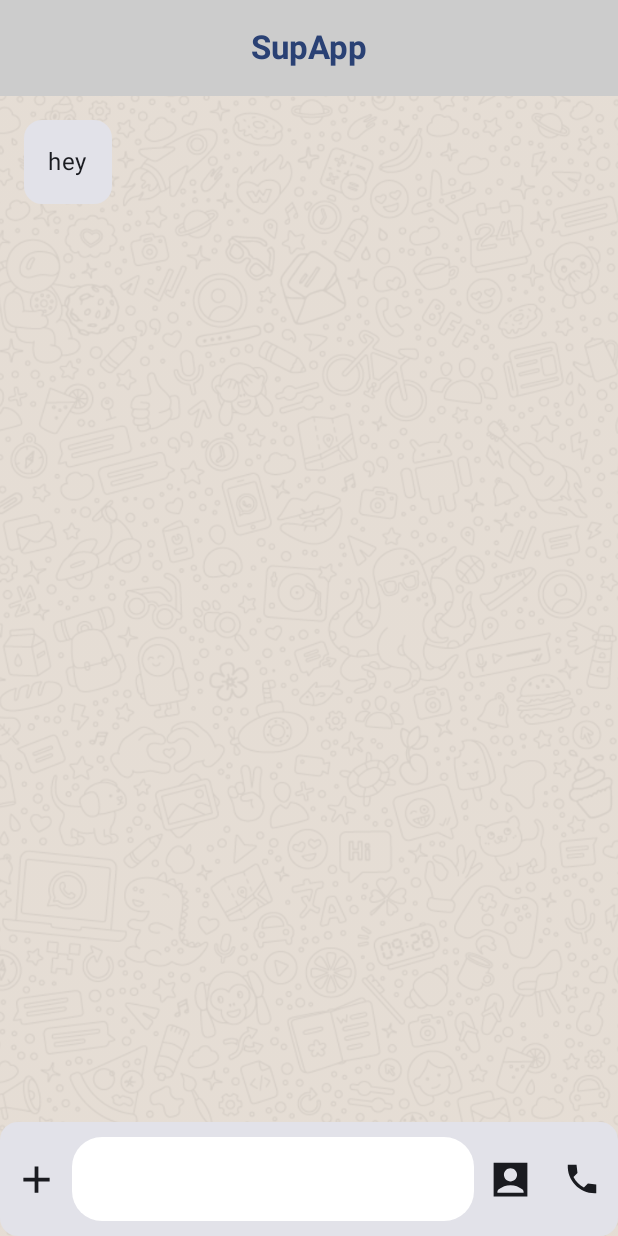
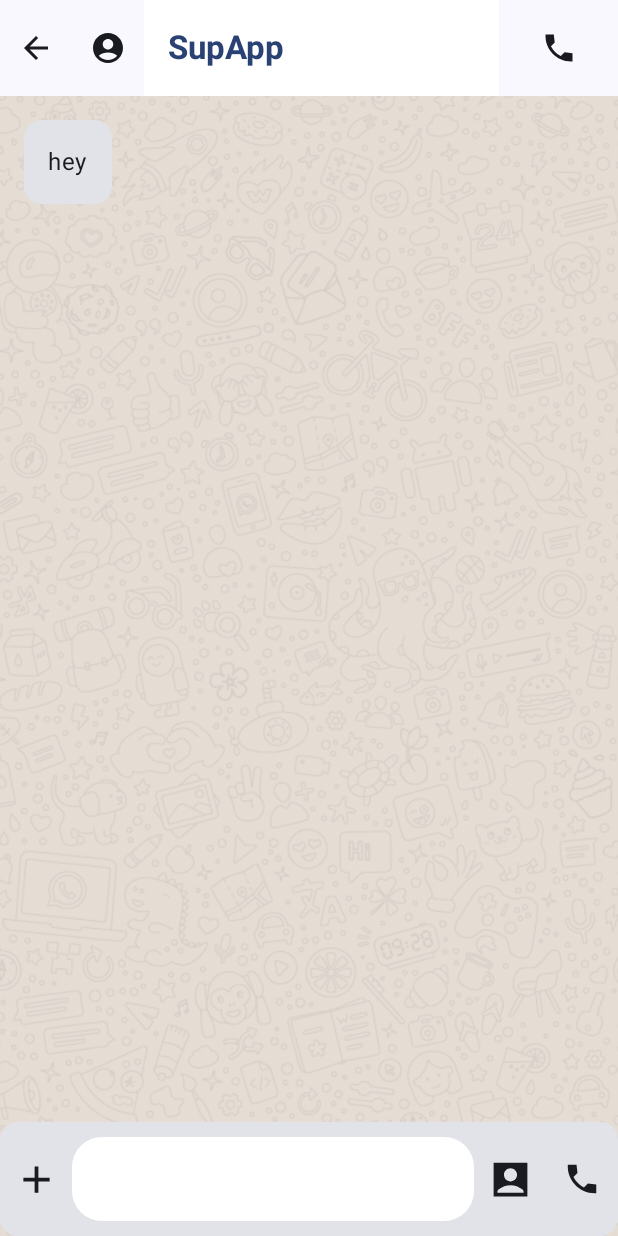
Before and after one commit to UsmanQT/Sup-App, an Android app built with Jetpack Compose: the screen it shows after launch (MainActivity), on a phone screen of 412 x 824 dp. Run offline under Robolectric (Android 15) with nearby library versions, the phone set to English and light mode, and no system bars.

Commit message:
added icons on the tap app bar

```diff
--- a/app/src/main/java/com/example/sup/MainActivity.kt
+++ b/app/src/main/java/com/example/sup/MainActivity.kt
@@ -16,7 +16,9 @@ import androidx.compose.foundation.shape.RoundedCornerShape
 import androidx.compose.material.icons.Icons
 import androidx.compose.material3.Icon
 import androidx.compose.material.icons.sharp.AccountBox
+import androidx.compose.material.icons.sharp.AccountCircle
 import androidx.compose.material.icons.sharp.Add
+import androidx.compose.material.icons.sharp.ArrowBack
 import androidx.compose.material.icons.sharp.Call
 import androidx.compose.material.icons.sharp.Send
 import androidx.compose.material3.Card
@@ -29,6 +31,7 @@ import androidx.compose.material3.Surface
 import androidx.compose.material3.Text
 import androidx.compose.material3.TextField
 import androidx.compose.material3.TextFieldDefaults
+import androidx.compose.material3.TopAppBar
 import androidx.compose.material3.TopAppBarDefaults
 import androidx.compose.runtime.Composable
 import androidx.compose.runtime.getValue
@@ -77,15 +80,42 @@ fun SupAppLayout(modifier: Modifier = Modifier) {
 
     Scaffold (
         topBar = {
-            CenterAlignedTopAppBar(
+            Row (
+                horizontalArrangement = Arrangement.SpaceBetween,
+                verticalAlignment = Alignment.CenterVertically
+            ) {
+                IconButton(onClick = { /*TODO*/ }) {
+                    Icon(
+                        Icons.Sharp.ArrowBack,
+                        "back button",
+                    )
+                }
+                IconButton(onClick = { /*TODO*/ }) {
+                    Icon(
+                        Icons.Sharp.AccountCircle,
+                        "account circle",
+                    )
+                }
+                TopAppBar(
+                    modifier = modifier.weight(3f),
                     colors = TopAppBarDefaults.topAppBarColors(
-                    containerColor = Color.LightGray,
+                        containerColor = Color.White,
                         titleContentColor = MaterialTheme.colorScheme.primary,
                     ),
                     title = {
                         Text("SupApp", fontWeight = FontWeight.Bold)
                     }
                 )
+                IconButton(
+                    modifier = modifier.weight(1f),
+                    onClick = { /*TODO*/ }) {
+                    Icon(
+
+                        Icons.Sharp.Call,
+                        "call button",
+                    )
+                }
+            }
         },
     ){ innerPadding ->
         Box (modifier = modifier.padding(innerPadding)){
```
Lines whose indentation alone changed are shown as unchanged.
